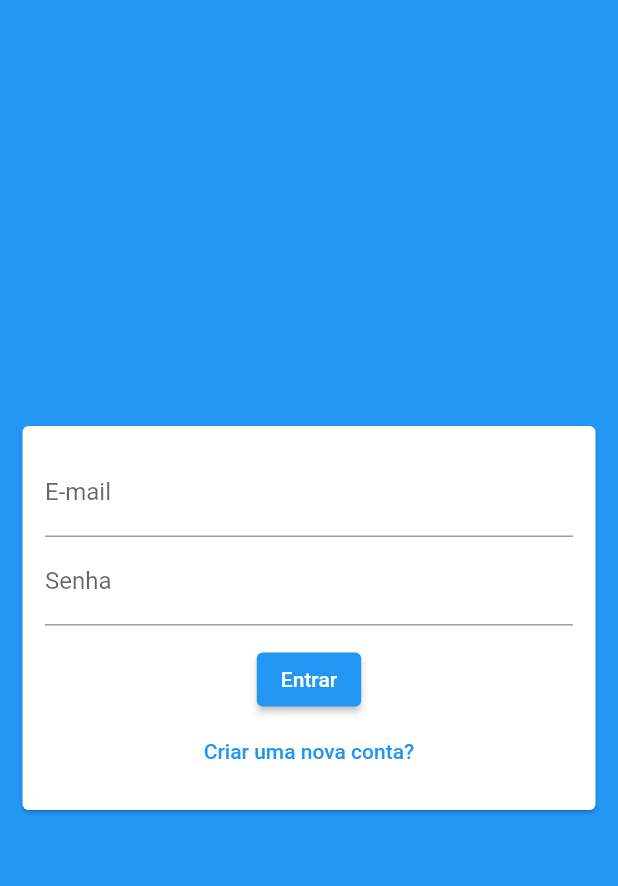
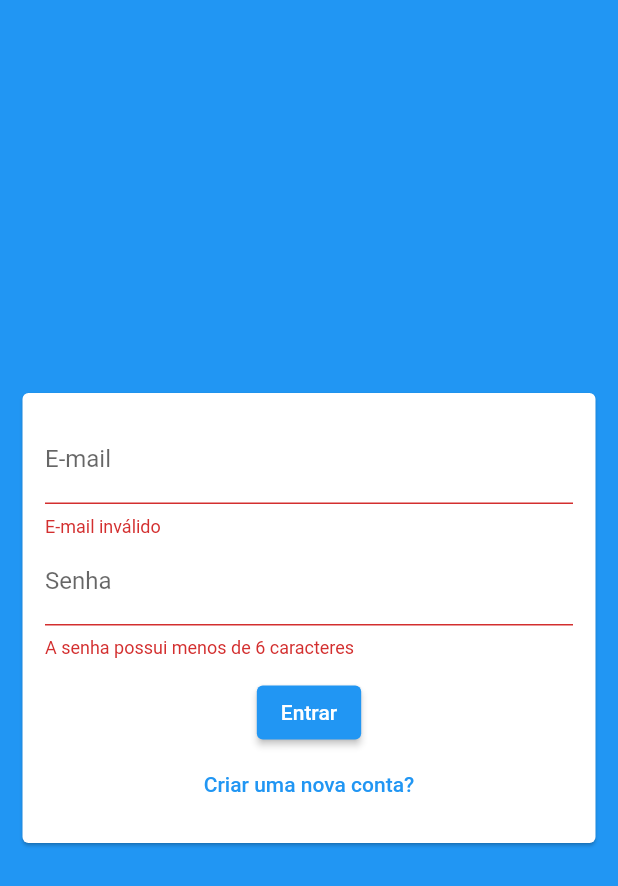
Before and after one commit to Davidson031/AplicacaoChatFlutter, a Flutter app: the screen it shows after launch, after a tap on "Entrar", on a phone screen of 412 x 824 dp. Shown: the top 886 px of the screen. Run offline on Flutter 3.47's test engine with Material 2 defaults, Android fonts, the phone set to English and light mode, and no system bars.

```diff
--- a/lib/screens/auth_page.dart
+++ b/lib/screens/auth_page.dart
@@ -1,20 +1,45 @@
 // ignore_for_file: prefer_const_constructors
 
 import 'package:flutter/material.dart';
+import '../models/auth_form_data.dart';
 import '../widgets/auth.form.dart';
 
+class AuthPage extends StatefulWidget {
+  const AuthPage({super.key});
 
-class AuthPage extends StatelessWidget {
-  const AuthPage({super.key});
+  @override
+  State<AuthPage> createState() => _AuthPageState();
+}
+
+class _AuthPageState extends State<AuthPage> {
+
+  bool _isLoading = false;
+
+  void _handleSubmit(AuthFormData formData) {
+    setState(() {
+      _isLoading = true;
+    });
+  }
 
   @override
   Widget build(BuildContext context) {
     return Scaffold(
       backgroundColor: Theme.of(context).primaryColor,
-      body: Center(
-        child: SingleChildScrollView(
-          child: AuthForm(),
-        ),
+      body: Stack(
+        children: [
+          Center(
+            child: SingleChildScrollView(
+              child: AuthForm(onSubmit: _handleSubmit),
+            ),
+          ),
+          if(_isLoading)
+          Container(
+            decoration: BoxDecoration(
+              color: Color.fromRGBO(0, 0, 0, 0.5),
+            ),
+            child: Center(child: CircularProgressIndicator()),
+          )
+        ],
       ),
     );
   }
--- a/lib/widgets/auth.form.dart
+++ b/lib/widgets/auth.form.dart
@@ -1,20 +1,30 @@
+import 'package:chat/widgets/user_image_picker.dart';
 import 'package:flutter/material.dart';
 
 import '../models/auth_form_data.dart';
 
 class AuthForm extends StatefulWidget {
-  const AuthForm({super.key});
+
+  final void Function(AuthFormData) onSubmit;
+
+  const AuthForm({
+    super.key,
+    required this.onSubmit
+  });
 
   @override
   State<AuthForm> createState() => _AuthFormState();
 }
 
 class _AuthFormState extends State<AuthForm> {
+  final _formKey = GlobalKey<FormState>();
+  final _formData = AuthFormData();
 
-  final _formKey = GlobalKey<FormState>();
-  final _authData = AuthFormData();
+  void _submitForm() {
+    final isValid = _formKey.currentState?.validate() ?? false;
+    if (!isValid) return;
 
-  void _submitForm(){
+    widget.onSubmit(_formData);
 
   }
 
@@ -28,38 +38,64 @@ class _AuthFormState extends State<AuthForm> {
           key: _formKey,
           child: Column(
             children: [
-              if(_authData.isSignUp)
-              TextFormField(
-                key: const ValueKey('name'),
-                decoration: const InputDecoration(labelText: 'Nome'),
-                initialValue: _authData.name,
-                onChanged: (value) => _authData.name = value,
-              ),
+              if (_formData.isSignUp)
+              UserImagePicker(),
+              if (_formData.isSignUp)
+                TextFormField(
+                  key: const ValueKey('name'),
+                  decoration: const InputDecoration(labelText: 'Nome'),
+                  initialValue: _formData.name,
+                  onChanged: (value) => _formData.name = value,
+                  validator: (value) {
+                    final name = value ?? '';
+                    if (name.trim().length < 5) {
+                      return 'Nome deve ser maior que 5';
+                    }
+                    return null;
+                  },
+                ),
               TextFormField(
                 key: const ValueKey('email'),
-                initialValue: _authData.email,
-                onChanged: (value) => _authData.email = value,
+                initialValue: _formData.email,
+                onChanged: (value) => _formData.email = value,
                 decoration: const InputDecoration(labelText: 'E-mail'),
+                validator: (value) {
+                  final email = value ?? '';
+
+                  if (!email.contains("@")) {
+                    return 'E-mail inválido';
+                  }
+                  return null;
+                },
               ),
               TextFormField(
                 key: const ValueKey('password'),
-                initialValue: _authData.password,
-                onChanged: (value) => _authData.password = value,
+                initialValue: _formData.password,
+                onChanged: (value) => _formData.password = value,
                 decoration: const InputDecoration(labelText: 'Senha'),
                 obscureText: true,
+                validator: (value) {
+                  final password = value ?? '';
+                  if (password.length < 6) {
+                    return 'A senha possui menos de 6 caracteres';
+                  }
+                  return null;
+                },
               ),
               const SizedBox(height: 12),
               ElevatedButton(
                 onPressed: _submitForm,
-                child: Text(_authData.isLogin ? 'Entrar' : 'Cadastrar'),
+                child: Text(_formData.isLogin ? 'Entrar' : 'Cadastrar'),
               ),
               TextButton(
                 onPressed: () {
                   setState(() {
-                    _authData.toggleAuthMode();
+                    _formData.toggleAuthMode();
                   });
                 },
-                child: Text(_authData.isLogin ? 'Criar uma nova conta?' : 'Já possui uma conta?'),
+                child: Text(_formData.isLogin
+                    ? 'Criar uma nova conta?'
+                    : 'Já possui uma conta?'),
               )
             ],
           ),
--- a/pubspec.yaml
+++ b/pubspec.yaml
@@ -31,6 +31,7 @@ environment:
 dependencies:
   flutter:
     sdk: flutter
+  image_picker: ^0.8.6
 
 
   # The following adds the Cupertino Icons font to your application.
```
Also changed, not shown: lib/widgets/user_image_picker.dart (added, +26 -0 lines), pubspec.lock.
